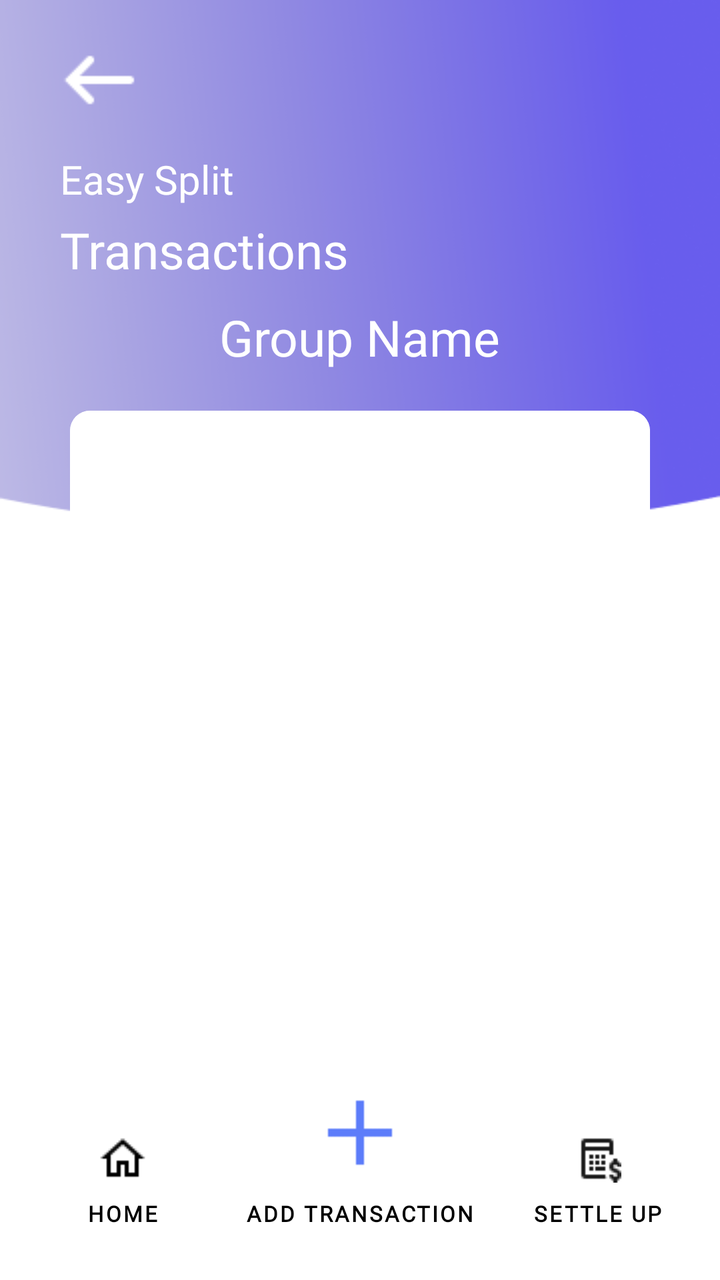
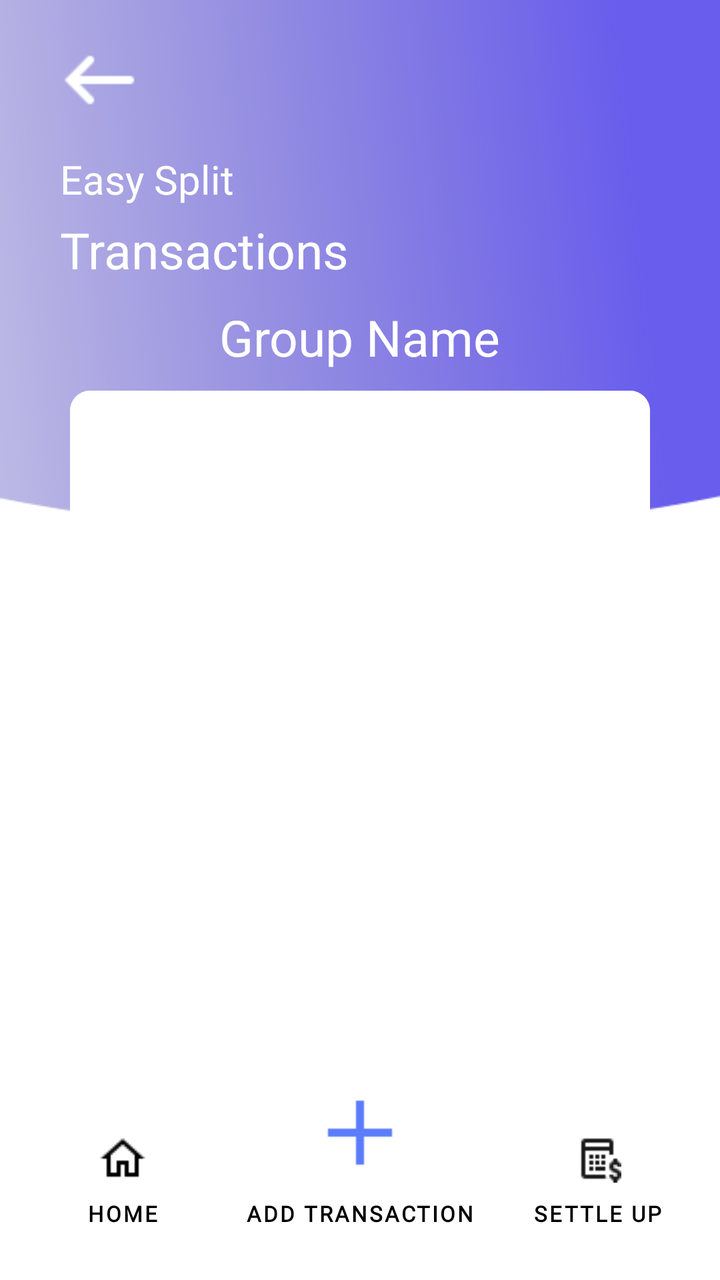

The first picture is an Android layout as it rendered before a commit; the second is the same layout after the commit. The layout source and the unified diff follow.
<!-- AndroidManifest.xml: application theme Theme.SplitYourBill -->
<!-- res/layout/activity_view_transaction.xml -->
<?xml version="1.0" encoding="utf-8"?>
<androidx.constraintlayout.widget.ConstraintLayout xmlns:android="http://schemas.android.com/apk/res/android"
    xmlns:app="http://schemas.android.com/apk/res-auto"
    xmlns:tools="http://schemas.android.com/tools"
    android:layout_width="match_parent"
    android:layout_height="match_parent"
    android:background="@drawable/background"
    android:padding="5dp"
    tools:context=".ViewTransaction">

    <ImageButton
        android:id="@+id/goToBackButton"
        android:layout_width="wrap_content"
        android:layout_height="wrap_content"
        android:layout_marginStart="10dp"
        android:layout_weight="0"
        android:background="@color/transparent"
        android:contentDescription="@string/just_a_icon"
        android:padding="10dp"
        android:src="@drawable/back"
        app:layout_constraintStart_toStartOf="parent"
        app:layout_constraintTop_toTopOf="parent"
        app:srcCompat="@drawable/back" />

    <TextView
        android:id="@+id/textViewTopName"
        android:layout_width="wrap_content"
        android:layout_height="wrap_content"
        android:layout_marginStart="25dp"
        android:layout_marginTop="1dp"
        android:fontFamily="@font/poppins"
        android:text="@string/easy_split"
        android:textColor="@color/white"
        android:textSize="20sp"

        app:layout_constraintStart_toStartOf="parent"
        app:layout_constraintTop_toBottomOf="@+id/goToBackButton" />

    <TextView
        android:id="@+id/textViewTop"
        android:layout_width="wrap_content"
        android:layout_height="wrap_content"
        android:layout_marginStart="25dp"
        android:layout_marginTop="5dp"
        android:fontFamily="@font/poppins_medium"
        android:text="@string/transactions"
        android:textColor="@color/white"
        android:textSize="25sp"

        app:layout_constraintStart_toStartOf="parent"
        app:layout_constraintTop_toBottomOf="@+id/textViewTopName" />

    <TextView
        android:id="@+id/viewGroupName"
        android:layout_width="wrap_content"
        android:layout_height="wrap_content"
        android:layout_marginTop="10dp"
        android:text="Group Name"
        android:textColor="@color/white"
        android:textSize="25sp"
        android:fontFamily="@font/poppins_medium"
        app:layout_constraintEnd_toEndOf="parent"
        app:layout_constraintHorizontal_bias="0.5"
        app:layout_constraintStart_toStartOf="parent"
        app:layout_constraintTop_toBottomOf="@+id/textViewTop" />


    <androidx.cardview.widget.CardView
        android:id="@+id/card_view_inner"
        android:layout_width="match_parent"
        android:layout_height="wrap_content"
        android:layout_marginStart="30dp"
        android:layout_marginTop="20dp"
        android:layout_marginEnd="30dp"
        android:background="@color/white"
        app:cardCornerRadius="10dp"
        app:cardElevation="0dp"
        app:layout_constraintEnd_toEndOf="parent"
        app:layout_constraintHorizontal_bias="0.5"
        app:layout_constraintStart_toStartOf="parent"
        app:layout_constraintTop_toBottomOf="@+id/viewGroupName">


        <ListView
            android:id="@+id/lv1"
            android:layout_width="match_parent"
            android:layout_height="400dp"
            android:background="@color/white"
            android:divider="@color/transparent"
            android:padding="5dp"
            android:scrollbars="vertical"
            android:visibility="visible"

            />


    </androidx.cardview.widget.CardView>


    <Button
        android:id="@+id/goToHomeButton"
        android:layout_width="wrap_content"
        android:layout_height="wrap_content"
        android:layout_marginBottom="10dp"

        android:background="@color/transparent"
        android:drawableTop="@drawable/home"
        android:fontFamily="@font/poppins"
        android:padding="5dp"
        android:text="@string/home"
        android:textColor="@color/black"
        android:textSize="11sp"
        android:textStyle="bold"
        app:layout_constraintBottom_toBottomOf="parent"
        app:layout_constraintEnd_toStartOf="@+id/goToAddTrans"
        app:layout_constraintHorizontal_bias="0.5"
        app:layout_constraintStart_toStartOf="parent" />

    <Button
        android:id="@+id/goToAddTrans"
        android:layout_width="wrap_content"
        android:layout_height="wrap_content"
        android:layout_marginBottom="10dp"
        android:background="@color/transparent"
        android:drawableTop="@drawable/plus1"
        android:fontFamily="@font/poppins"
        android:padding="5dp"
        android:text="@string/add_transaction"
        android:textColor="@color/black"
        android:textSize="11sp"
        android:textStyle="bold"
        app:layout_constraintBottom_toBottomOf="parent"
        app:layout_constraintEnd_toStartOf="@+id/goToSettleUp"
        app:layout_constraintHorizontal_bias="0.5"
        app:layout_constraintStart_toEndOf="@+id/goToHomeButton" />

    <Button
        android:id="@+id/goToSettleUp"
        android:layout_width="wrap_content"
        android:layout_height="wrap_content"
        android:layout_marginBottom="10dp"
        android:background="@color/transparent"
        android:drawableTop="@drawable/estimate"
        android:fontFamily="@font/poppins"
        android:padding="5dp"

        android:text="@string/settle_up"

        android:textColor="@color/black"
        android:textSize="11sp"
        android:textStyle="bold"
        app:layout_constraintBottom_toBottomOf="parent"
        app:layout_constraintEnd_toEndOf="parent"
        app:layout_constraintHorizontal_bias="0.5"
        app:layout_constraintStart_toEndOf="@+id/goToAddTrans" />


</androidx.constraintlayout.widget.ConstraintLayout>
<!-- resources referenced by this layout -->
<resources>
  <color name="black">#FF000000</color>
  <color name="transparent">#00FFFFFF</color>
  <color name="white">#FFFFFFFF</color>
  <!-- drawable back: png bitmap (drawable, 292 bytes) -->
  <!-- drawable background: png bitmap (drawable, 30810 bytes) -->
  <!-- drawable estimate: png bitmap (drawable, 324 bytes) -->
  <!-- drawable home: png bitmap (drawable, 303 bytes) -->
  <!-- drawable plus1: png bitmap (drawable, 175 bytes) -->
  <string name="add_transaction">Add Transaction</string>
  <string name="easy_split">Easy Split</string>
  <string name="home">Home</string>
  <string name="just_a_icon">Just a Icon</string>
  <string name="settle_up">Settle Up</string>
  <string name="transactions">Transactions</string>
  <style name="Theme.SplitYourBill" parent="Theme.MaterialComponents.Light.NoActionBar">
  
  
  
      </style>
</resources>

<!-- the commit's change to res/layout/activity_view_transaction.xml (unified diff, before → after) -->
@@ -70,7 +70,7 @@
         android:layout_width="match_parent"
         android:layout_height="wrap_content"
         android:layout_marginStart="30dp"
-        android:layout_marginTop="20dp"
+        android:layout_marginTop="10dp"
         android:layout_marginEnd="30dp"
         android:background="@color/white"
         app:cardCornerRadius="10dp"
